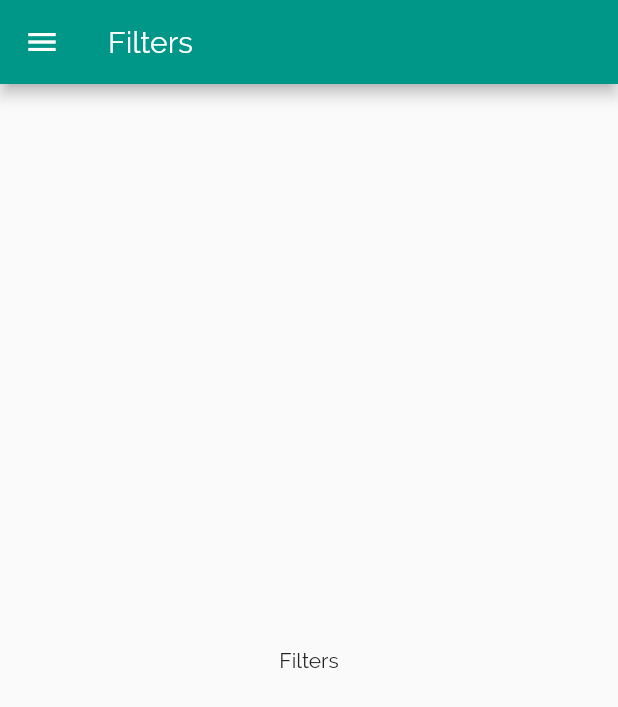
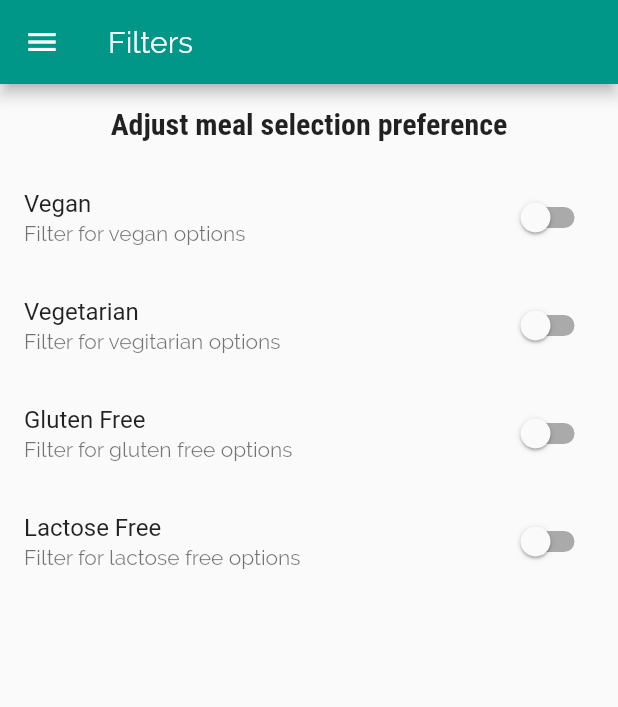
Before and after one commit to jemcmullin/meals_app_flutter_udemy, a Flutter app: the FiltersScreen screen opened by its route, on a phone screen of 412 x 824 dp. Shown: the top 707 px of the screen. Run offline on Flutter 3.47's test engine with Material 2 defaults, Android fonts, the phone set to English and light mode, and no system bars.

Commit message:
Add filters screen UI

```diff
--- a/lib/main.dart
+++ b/lib/main.dart
@@ -38,6 +38,9 @@ class MyApp extends StatelessWidget {
         MealDetailScreen.routeName: (context) => MealDetailScreen(),
         FiltersScreen.routeName: (context) => FiltersScreen(),
       },
+      onUnknownRoute: (settings) => MaterialPageRoute(
+        builder: (context) => TabsScreen(),
+      ),
     );
   }
 }
--- a/lib/screens/filters_screen.dart
+++ b/lib/screens/filters_screen.dart
@@ -1,8 +1,18 @@
 import 'package:flutter/material.dart';
 import '../widgets/main_drawer.dart';
 
-class FiltersScreen extends StatelessWidget {
+class FiltersScreen extends StatefulWidget {
   static const routeName = '/filters';
+
+  @override
+  _FiltersScreenState createState() => _FiltersScreenState();
+}
+
+class _FiltersScreenState extends State<FiltersScreen> {
+  var _filterForVegan = false;
+  var _filterForVegitarian = false;
+  var _filterForLactoseFree = false;
+  var _filterForGlutenFree = false;
 
   @override
   Widget build(BuildContext context) {
@@ -11,8 +21,60 @@ class FiltersScreen extends StatelessWidget {
         title: Text('Filters'),
       ),
       drawer: MainDrawer(),
-      body: Center(
-        child: Text('Filters'),
+      body: Column(
+        children: [
+          Container(
+            padding: EdgeInsets.all(15),
+            child: Text('Adjust meal selection preference',
+                style: Theme.of(context).textTheme.headline6),
+          ),
+          Expanded(
+            child: ListView(
+              children: [
+                SwitchListTile.adaptive(
+                  title: Text('Vegan'),
+                  subtitle: Text('Filter for vegan options'),
+                  value: _filterForVegan,
+                  onChanged: (newValue) {
+                    setState(() {
+                      _filterForVegan = newValue;
+                    });
+                  },
+                ),
+                SwitchListTile.adaptive(
+                  title: Text('Vegetarian'),
+                  subtitle: Text('Filter for vegitarian options'),
+                  value: _filterForVegitarian,
+                  onChanged: (newValue) {
+                    setState(() {
+                      _filterForVegitarian = newValue;
+                    });
+                  },
+                ),
+                SwitchListTile.adaptive(
+                  title: Text('Gluten Free'),
+                  subtitle: Text('Filter for gluten free options'),
+                  value: _filterForGlutenFree,
+                  onChanged: (newValue) {
+                    setState(() {
+                      _filterForGlutenFree = newValue;
+                    });
+                  },
+                ),
+                SwitchListTile.adaptive(
+                  title: Text('Lactose Free'),
+                  subtitle: Text('Filter for lactose free options'),
+                  value: _filterForLactoseFree,
+                  onChanged: (newValue) {
+                    setState(() {
+                      _filterForLactoseFree = newValue;
+                    });
+                  },
+                ),
+              ],
+            ),
+          )
+        ],
       ),
     );
   }
--- a/lib/screens/meal_details_screen.dart
+++ b/lib/screens/meal_details_screen.dart
@@ -74,6 +74,11 @@ class MealDetailScreen extends StatelessWidget {
           ],
         ),
       ),
+      floatingActionButton: FloatingActionButton(
+        child: Icon(Icons.favorite),
+        onPressed: () {},
+      ),
+      floatingActionButtonLocation: FloatingActionButtonLocation.miniEndFloat,
     );
   }
 }
--- a/lib/widgets/meal_item.dart
+++ b/lib/widgets/meal_item.dart
@@ -56,7 +56,9 @@ class MealItem extends StatelessWidget {
   }
 
   void _selectedMealDetails(BuildContext context) {
-    Navigator.of(context).pushNamed(MealDetailScreen.routeName, arguments: id);
+    Navigator.of(context)
+        .pushNamed(MealDetailScreen.routeName, arguments: id)
+        .then((value) => null);
   }
 
   @override
```
